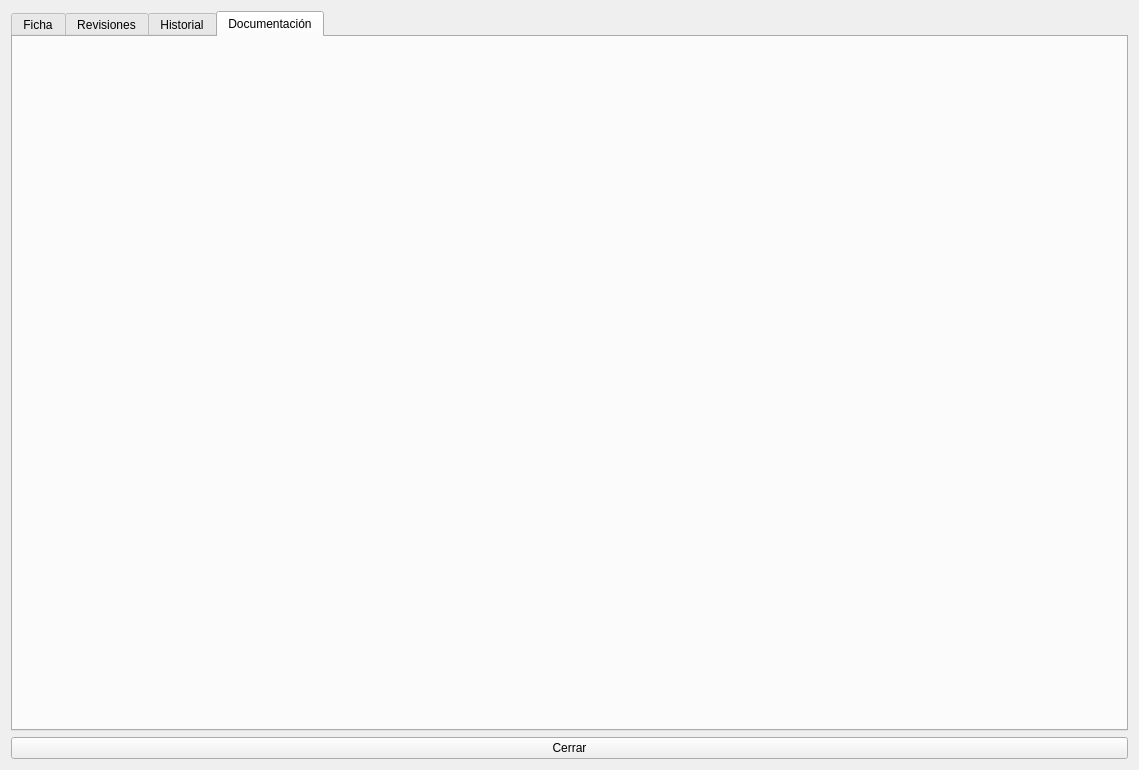
Old version of the form views/forms_ui/vehicle.ui in the repository serk82/nexus_admin_client.
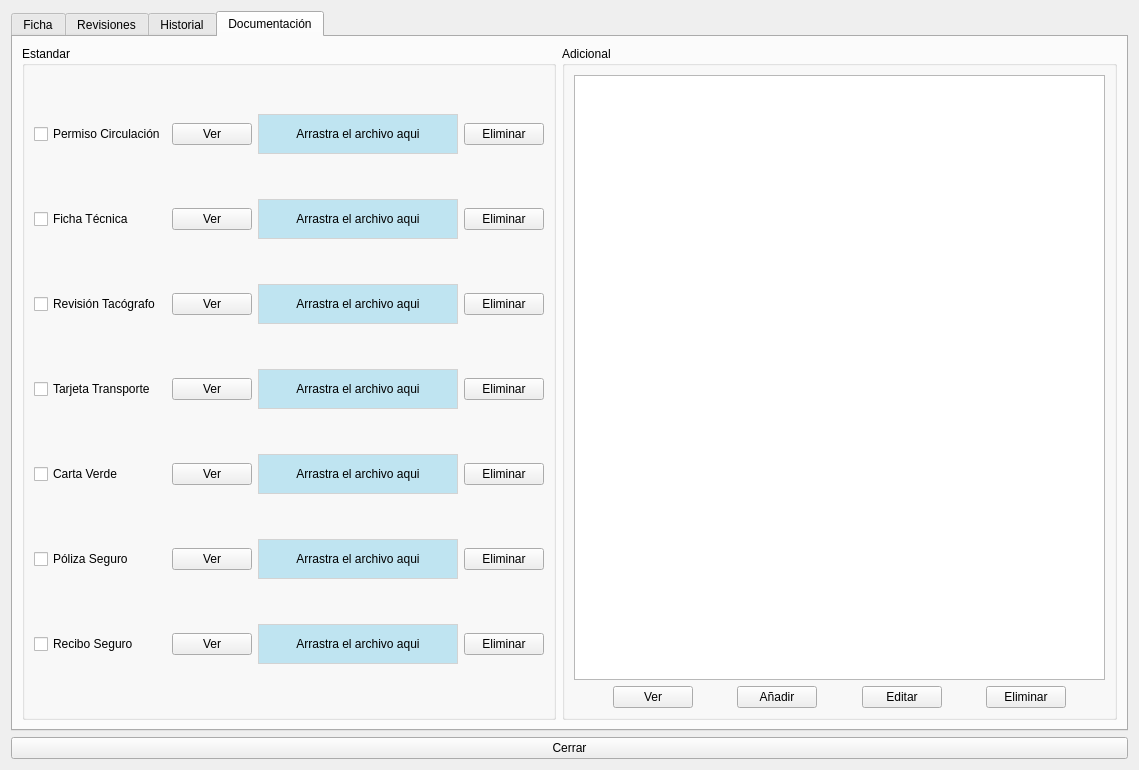
New version of the form. The open tabs and pages were chosen to show the change.

Commit message: Implementación formulario documentación vehículos

Patch:
```diff
--- a/views/forms_ui/vehicle.ui
+++ b/views/forms_ui/vehicle.ui
@@ -1063,6 +1063,560 @@
         <attribute name="title">
          <string>Documentación</string>
         </attribute>
+        <layout class="QHBoxLayout" name="horizontalLayout_7">
+         <item>
+          <widget class="QGroupBox" name="gbx_standart_documents">
+           <property name="title">
+            <string>Estandar</string>
+           </property>
+           <layout class="QGridLayout" name="gridLayout_15">
+            <item row="1" column="1">
+             <widget class="QPushButton" name="btn_view_technical_specifications">
+              <property name="text">
+               <string>Ver</string>
+              </property>
+             </widget>
+            </item>
+            <item row="1" column="2">
+             <widget class="QLabel" name="lbl_dragdrop_technical_specifications">
+              <property name="sizePolicy">
+               <sizepolicy hsizetype="Fixed" vsizetype="Fixed">
+                <horstretch>0</horstretch>
+                <verstretch>0</verstretch>
+               </sizepolicy>
+              </property>
+              <property name="minimumSize">
+               <size>
+                <width>200</width>
+                <height>40</height>
+               </size>
+              </property>
+              <property name="maximumSize">
+               <size>
+                <width>200</width>
+                <height>40</height>
+               </size>
+              </property>
+              <property name="acceptDrops">
+               <bool>true</bool>
+              </property>
+              <property name="styleSheet">
+               <string notr="true">border: 1px solid lightgrey;
+background: rgb(191, 228, 241)</string>
+              </property>
+              <property name="text">
+               <string>Arrastra el archivo aqui</string>
+              </property>
+              <property name="alignment">
+               <set>Qt::AlignmentFlag::AlignCenter</set>
+              </property>
+              <property name="margin">
+               <number>0</number>
+              </property>
+             </widget>
+            </item>
+            <item row="4" column="1">
+             <widget class="QPushButton" name="btn_view_green_card">
+              <property name="text">
+               <string>Ver</string>
+              </property>
+             </widget>
+            </item>
+            <item row="6" column="2">
+             <widget class="QLabel" name="lbl_dragdrop_insurance_receipt">
+              <property name="sizePolicy">
+               <sizepolicy hsizetype="Fixed" vsizetype="Fixed">
+                <horstretch>0</horstretch>
+                <verstretch>0</verstretch>
+               </sizepolicy>
+              </property>
+              <property name="minimumSize">
+               <size>
+                <width>200</width>
+                <height>40</height>
+               </size>
+              </property>
+              <property name="maximumSize">
+               <size>
+                <width>200</width>
+                <height>40</height>
+               </size>
+              </property>
+              <property name="acceptDrops">
+               <bool>true</bool>
+              </property>
+              <property name="styleSheet">
+               <string notr="true">border: 1px solid lightgrey;
+background: rgb(191, 228, 241)</string>
+              </property>
+              <property name="text">
+               <string>Arrastra el archivo aqui</string>
+              </property>
+              <property name="alignment">
+               <set>Qt::AlignmentFlag::AlignCenter</set>
+              </property>
+              <property name="margin">
+               <number>0</number>
+              </property>
+             </widget>
+            </item>
+            <item row="0" column="0">
+             <widget class="QCheckBox" name="chb_registration_certificate">
+              <property name="text">
+               <string>Permiso Circulación</string>
+              </property>
+              <property name="checkable">
+               <bool>false</bool>
+              </property>
+             </widget>
+            </item>
+            <item row="4" column="2">
+             <widget class="QLabel" name="lbl_dragdrop_green_card">
+              <property name="sizePolicy">
+               <sizepolicy hsizetype="Fixed" vsizetype="Fixed">
+                <horstretch>0</horstretch>
+                <verstretch>0</verstretch>
+               </sizepolicy>
+              </property>
+              <property name="minimumSize">
+               <size>
+                <width>200</width>
+                <height>40</height>
+               </size>
+              </property>
+              <property name="maximumSize">
+               <size>
+                <width>200</width>
+                <height>40</height>
+               </size>
+              </property>
+              <property name="acceptDrops">
+               <bool>true</bool>
+              </property>
+              <property name="styleSheet">
+               <string notr="true">border: 1px solid lightgrey;
+background: rgb(191, 228, 241)</string>
+              </property>
+              <property name="text">
+               <string>Arrastra el archivo aqui</string>
+              </property>
+              <property name="alignment">
+               <set>Qt::AlignmentFlag::AlignCenter</set>
+              </property>
+              <property name="margin">
+               <number>0</number>
+              </property>
+             </widget>
+            </item>
+            <item row="2" column="1">
+             <widget class="QPushButton" name="btn_view_tachograph_inspection">
+              <property name="text">
+               <string>Ver</string>
+              </property>
+             </widget>
+            </item>
+            <item row="5" column="0">
+             <widget class="QCheckBox" name="chb_insurance_policy">
+              <property name="text">
+               <string>Póliza Seguro</string>
+              </property>
+              <property name="checkable">
+               <bool>false</bool>
+              </property>
+             </widget>
+            </item>
+            <item row="3" column="1">
+             <widget class="QPushButton" name="btn_view_transport_card">
+              <property name="text">
+               <string>Ver</string>
+              </property>
+             </widget>
+            </item>
+            <item row="5" column="2">
+             <widget class="QLabel" name="lbl_dragdrop_insurance_policy">
+              <property name="sizePolicy">
+               <sizepolicy hsizetype="Fixed" vsizetype="Fixed">
+                <horstretch>0</horstretch>
+                <verstretch>0</verstretch>
+               </sizepolicy>
+              </property>
+              <property name="minimumSize">
+               <size>
+                <width>200</width>
+                <height>40</height>
+               </size>
+              </property>
+              <property name="maximumSize">
+               <size>
+                <width>200</width>
+                <height>40</height>
+               </size>
+              </property>
+              <property name="acceptDrops">
+               <bool>true</bool>
+              </property>
+              <property name="styleSheet">
+               <string notr="true">border: 1px solid lightgrey;
+background: rgb(191, 228, 241)</string>
+              </property>
+              <property name="text">
+               <string>Arrastra el archivo aqui</string>
+              </property>
+              <property name="alignment">
+               <set>Qt::AlignmentFlag::AlignCenter</set>
+              </property>
+              <property name="margin">
+               <number>0</number>
+              </property>
+             </widget>
+            </item>
+            <item row="1" column="0">
+             <widget class="QCheckBox" name="chb_technical_specifications">
+              <property name="text">
+               <string>Ficha Técnica</string>
+              </property>
+              <property name="checkable">
+               <bool>false</bool>
+              </property>
+             </widget>
+            </item>
+            <item row="2" column="0">
+             <widget class="QCheckBox" name="chb_tachograph_inspection">
+              <property name="text">
+               <string>Revisión Tacógrafo</string>
+              </property>
+              <property name="checkable">
+               <bool>false</bool>
+              </property>
+             </widget>
+            </item>
+            <item row="6" column="1">
+             <widget class="QPushButton" name="btn_view_insurance_receipt">
+              <property name="text">
+               <string>Ver</string>
+              </property>
+             </widget>
+            </item>
+            <item row="0" column="2">
+             <widget class="QLabel" name="lbl_dragdrop_registration_certificate">
+              <property name="sizePolicy">
+               <sizepolicy hsizetype="Fixed" vsizetype="Fixed">
+                <horstretch>0</horstretch>
+                <verstretch>0</verstretch>
+               </sizepolicy>
+              </property>
+              <property name="minimumSize">
+               <size>
+                <width>200</width>
+                <height>40</height>
+               </size>
+              </property>
+              <property name="maximumSize">
+               <size>
+                <width>200</width>
+                <height>40</height>
+               </size>
+              </property>
+              <property name="acceptDrops">
+               <bool>true</bool>
+              </property>
+              <property name="styleSheet">
+               <string notr="true">border: 1px solid lightgrey;
+background: rgb(191, 228, 241)</string>
+              </property>
+              <property name="text">
+               <string>Arrastra el archivo aqui</string>
+              </property>
+              <property name="alignment">
+               <set>Qt::AlignmentFlag::AlignCenter</set>
+              </property>
+              <property name="margin">
+               <number>0</number>
+              </property>
+             </widget>
+            </item>
+            <item row="3" column="2">
+             <widget class="QLabel" name="lbl_dragdrop_transport_card">
+              <property name="sizePolicy">
+               <sizepolicy hsizetype="Fixed" vsizetype="Fixed">
+                <horstretch>0</horstretch>
+                <verstretch>0</verstretch>
+               </sizepolicy>
+              </property>
+              <property name="minimumSize">
+               <size>
+                <width>200</width>
+                <height>40</height>
+               </size>
+              </property>
+              <property name="maximumSize">
+               <size>
+                <width>200</width>
+                <height>40</height>
+               </size>
+              </property>
+              <property name="acceptDrops">
+               <bool>true</bool>
+              </property>
+              <property name="styleSheet">
+               <string notr="true">border: 1px solid lightgrey;
+background: rgb(191, 228, 241)</string>
+              </property>
+              <property name="text">
+               <string>Arrastra el archivo aqui</string>
+              </property>
+              <property name="alignment">
+               <set>Qt::AlignmentFlag::AlignCenter</set>
+              </property>
+              <property name="margin">
+               <number>0</number>
+              </property>
+             </widget>
+            </item>
+            <item row="2" column="2">
+             <widget class="QLabel" name="lbl_dragdrop_tachograph_inspection">
+              <property name="sizePolicy">
+               <sizepolicy hsizetype="Fixed" vsizetype="Fixed">
+                <horstretch>0</horstretch>
+                <verstretch>0</verstretch>
+               </sizepolicy>
+              </property>
+              <property name="minimumSize">
+               <size>
+                <width>200</width>
+                <height>40</height>
+               </size>
+              </property>
+              <property name="maximumSize">
+               <size>
+                <width>200</width>
+                <height>40</height>
+               </size>
+              </property>
+              <property name="acceptDrops">
+               <bool>true</bool>
+              </property>
+              <property name="styleSheet">
+               <string notr="true">border: 1px solid lightgrey;
+background: rgb(191, 228, 241)</string>
+              </property>
+              <property name="text">
+               <string>Arrastra el archivo aqui</string>
+              </property>
+              <property name="alignment">
+               <set>Qt::AlignmentFlag::AlignCenter</set>
+              </property>
+              <property name="margin">
+               <number>0</number>
+              </property>
+             </widget>
+            </item>
+            <item row="3" column="0">
+             <widget class="QCheckBox" name="chb_transport_card">
+              <property name="text">
+               <string>Tarjeta Transporte</string>
+              </property>
+              <property name="checkable">
+               <bool>false</bool>
+              </property>
+             </widget>
+            </item>
+            <item row="4" column="0">
+             <widget class="QCheckBox" name="chb_green_card">
+              <property name="text">
+               <string>Carta Verde</string>
+              </property>
+              <property name="checkable">
+               <bool>false</bool>
+              </property>
+             </widget>
+            </item>
+            <item row="5" column="1">
+             <widget class="QPushButton" name="btn_view_insurance_policy">
+              <property name="text">
+               <string>Ver</string>
+              </property>
+             </widget>
+            </item>
+            <item row="0" column="1">
+             <widget class="QPushButton" name="btn_view_registration_certificate">
+              <property name="text">
+               <string>Ver</string>
+              </property>
+             </widget>
+            </item>
+            <item row="6" column="0">
+             <widget class="QCheckBox" name="chb_insurance_receipt">
+              <property name="text">
+               <string>Recibo Seguro	</string>
+              </property>
+              <property name="checkable">
+               <bool>false</bool>
+              </property>
+             </widget>
+            </item>
+            <item row="0" column="3">
+             <widget class="QPushButton" name="btn_delete_registration_certificate">
+              <property name="text">
+               <string>Eliminar</string>
+              </property>
+             </widget>
+            </item>
+            <item row="1" column="3">
+             <widget class="QPushButton" name="btn_delete_technical_specifications">
+              <property name="text">
+               <string>Eliminar</string>
+              </property>
+             </widget>
+            </item>
+            <item row="2" column="3">
+             <widget class="QPushButton" name="btn_delete_tachograph_inspection">
+              <property name="text">
+               <string>Eliminar</string>
+              </property>
+             </widget>
+            </item>
+            <item row="3" column="3">
+             <widget class="QPushButton" name="btn_delete_transport_card">
+              <property name="text">
+               <string>Eliminar</string>
+              </property>
+             </widget>
+            </item>
+            <item row="4" column="3">
+             <widget class="QPushButton" name="btn_delete_green_card">
+              <property name="text">
+               <string>Eliminar</string>
+              </property>
+             </widget>
+            </item>
+            <item row="5" column="3">
+             <widget class="QPushButton" name="btn_delete_insurance_policy">
+              <property name="text">
+               <string>Eliminar</string>
+              </property>
+             </widget>
+            </item>
+            <item row="6" column="3">
+             <widget class="QPushButton" name="btn_delete_insurance_receipt">
+              <property name="text">
+               <string>Eliminar</string>
+              </property>
+             </widget>
+            </item>
+           </layout>
+          </widget>
+         </item>
+         <item>
+          <widget class="QGroupBox" name="gbx_aditional_documents">
+           <property name="title">
+            <string>Adicional</string>
+           </property>
+           <layout class="QGridLayout" name="gridLayout_16">
+            <item row="1" column="0">
+             <layout class="QHBoxLayout" name="horizontalLayout_8">
+              <item>
+               <spacer name="horizontalSpacer_8">
+                <property name="orientation">
+                 <enum>Qt::Orientation::Horizontal</enum>
+                </property>
+                <property name="sizeHint" stdset="0">
+                 <size>
+                  <width>40</width>
+                  <height>20</height>
+                 </size>
+                </property>
+               </spacer>
+              </item>
+              <item>
+               <widget class="QPushButton" name="btn_view_aditional_document">
+                <property name="text">
+                 <string>Ver</string>
+                </property>
+               </widget>
+              </item>
+              <item>
+               <spacer name="horizontalSpacer_9">
+                <property name="orientation">
+                 <enum>Qt::Orientation::Horizontal</enum>
+                </property>
+                <property name="sizeHint" stdset="0">
+                 <size>
+                  <width>40</width>
+                  <height>20</height>
+                 </size>
+                </property>
+               </spacer>
+              </item>
+              <item>
+               <widget class="QPushButton" name="btn_add_aditional_document">
+                <property name="text">
+                 <string>Añadir</string>
+                </property>
+               </widget>
+              </item>
+              <item>
+               <spacer name="horizontalSpacer_14">
+                <property name="orientation">
+                 <enum>Qt::Orientation::Horizontal</enum>
+                </property>
+                <property name="sizeHint" stdset="0">
+                 <size>
+                  <width>40</width>
+                  <height>20</height>
+                 </size>
+                </property>
+               </spacer>
+              </item>
+              <item>
+               <widget class="QPushButton" name="btn_edit_aditional_document">
+                <property name="text">
+                 <string>Editar</string>
+                </property>
+               </widget>
+              </item>
+              <item>
+               <spacer name="horizontalSpacer_15">
+                <property name="orientation">
+                 <enum>Qt::Orientation::Horizontal</enum>
+                </property>
+                <property name="sizeHint" stdset="0">
+                 <size>
+                  <width>40</width>
+                  <height>20</height>
+                 </size>
+                </property>
+               </spacer>
+              </item>
+              <item>
+               <widget class="QPushButton" name="pushButton_4">
+                <property name="text">
+                 <string>Eliminar</string>
+                </property>
+               </widget>
+              </item>
+              <item>
+               <spacer name="horizontalSpacer_16">
+                <property name="orientation">
+                 <enum>Qt::Orientation::Horizontal</enum>
+                </property>
+                <property name="sizeHint" stdset="0">
+                 <size>
+                  <width>40</width>
+                  <height>20</height>
+                 </size>
+                </property>
+               </spacer>
+              </item>
+             </layout>
+            </item>
+            <item row="0" column="0">
+             <widget class="QTableView" name="tvw_aditional_coduments"/>
+            </item>
+           </layout>
+          </widget>
+         </item>
+        </layout>
        </widget>
       </widget>
      </item>
```
The commit also changes 2 other files.
